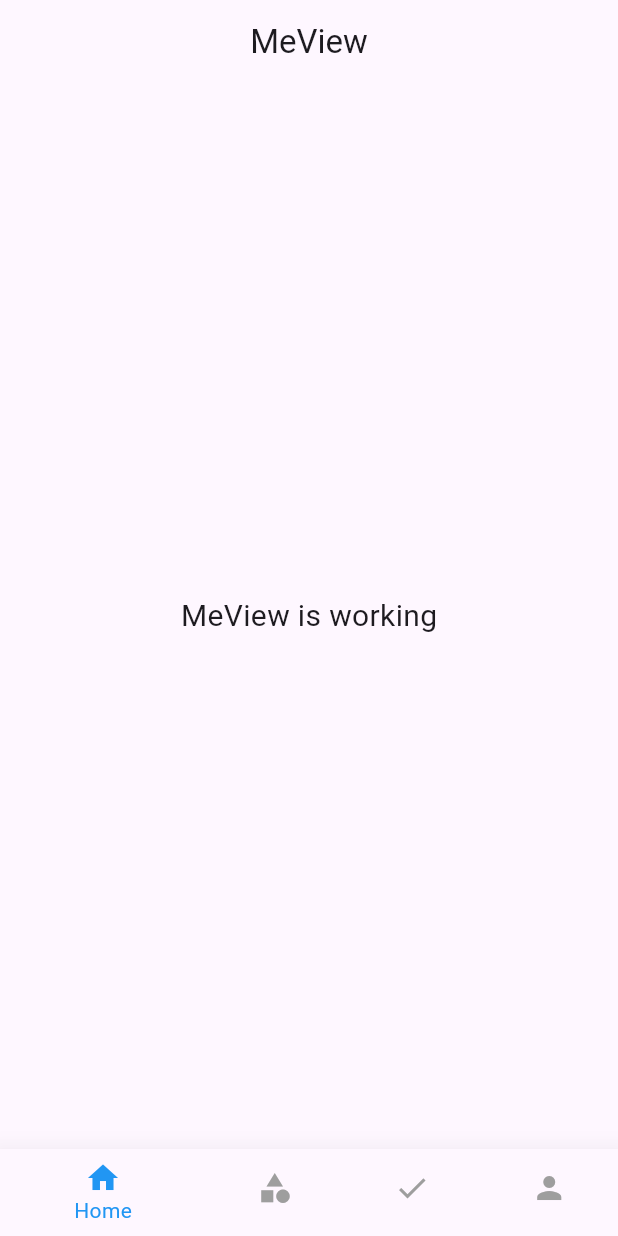
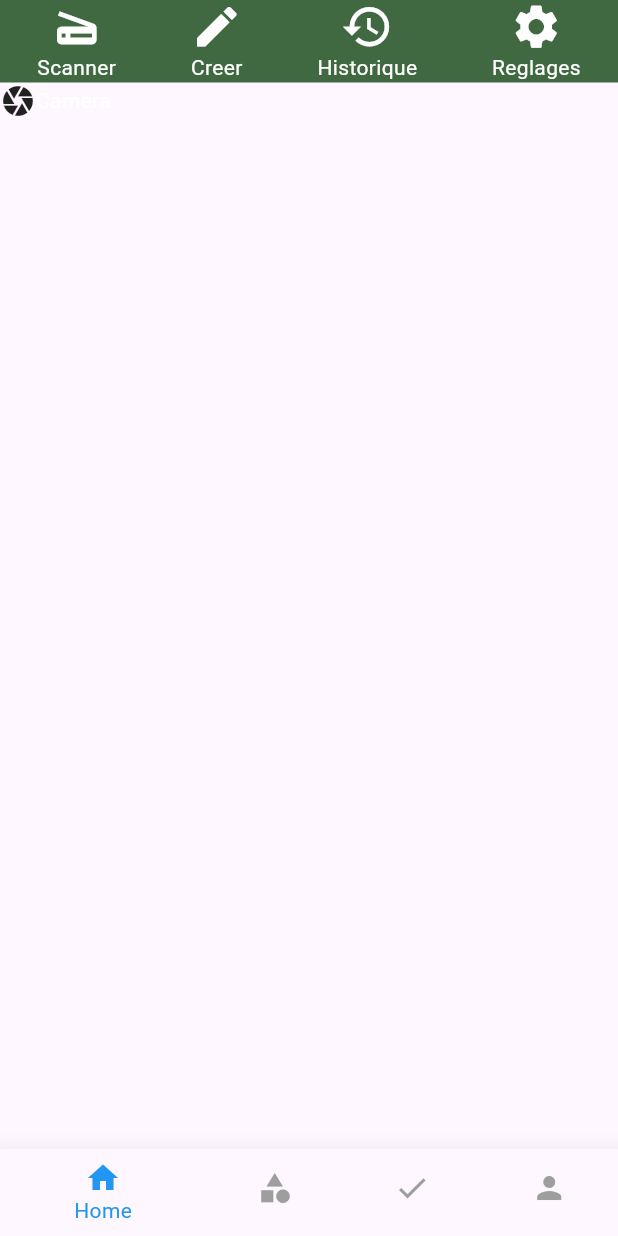
Before and after one commit to Senbonsakurakageyoshi1/mental_health_app, a Flutter app: the screen it shows after launch, item 4 of the bottom bar chosen, on a phone screen of 412 x 824 dp. Run offline on Flutter 3.47's test engine with Material 2 defaults, Android fonts, the phone set to English and light mode, and no system bars; our stand-ins replace get.

Commit message:
Final Mental Health

```diff
--- /dev/null
+++ b/lib/app/modules/Scanner/views/scanner_view.dart
@@ -0,0 +1,27 @@
+import 'package:flutter/material.dart';
+
+import 'package:get/get.dart';
+
+import '../controllers/scanner_controller.dart';
+
+class ScannerView extends GetView<ScannerController> {
+  const ScannerView({Key? key}) : super(key: key);
+  @override
+  Widget build(BuildContext context) {
+    return Container(
+      child: Column(
+        children: [
+          Row(
+            children: [
+              Icon(Icons.camera),
+              Text(
+                'Camera',
+                style: TextStyle(color: Colors.white),
+              )
+            ],
+          )
+        ],
+      ),
+    );
+  }
+}
--- a/lib/app/modules/me/views/me_view.dart
+++ b/lib/app/modules/me/views/me_view.dart
@@ -1,6 +1,7 @@
 import 'package:flutter/material.dart';
 
 import 'package:get/get.dart';
+import 'package:mental_health/app/modules/Scanner/views/scanner_view.dart';
 
 import '../controllers/me_controller.dart';
 
@@ -8,17 +9,79 @@ class MeView extends GetView<MeController> {
   const MeView({Key? key}) : super(key: key);
   @override
   Widget build(BuildContext context) {
-    return Scaffold(
-      appBar: AppBar(
-        title: const Text('MeView'),
-        centerTitle: true,
-      ),
-      body: const Center(
-        child: Text(
-          'MeView is working',
-          style: TextStyle(fontSize: 20),
+    return SafeArea(
+      child: Scaffold(
+          body: Container(
+        child: Column(
+          children: [
+            Container(
+              decoration:
+                  BoxDecoration(color: Color.fromARGB(255, 64, 104, 65)),
+              child: Row(
+                mainAxisAlignment: MainAxisAlignment.spaceAround,
+                children: [
+                  Column(
+                    children: [
+                      Icon(
+                        Icons.scanner,
+                        color: Colors.white,
+                        size: 35,
+                      ),
+                      Text(
+                        'Scanner',
+                        style: TextStyle(color: Colors.white),
+                      )
+                    ],
+                  ),
+                  Column(
+                    children: [
+                      Icon(
+                        Icons.edit,
+                        color: Colors.white,
+                        size: 35,
+                      ),
+                      Text(
+                        'Creer',
+                        style: TextStyle(color: Colors.white),
+                      )
+                    ],
+                  ),
+                  Column(
+                    children: [
+                      Icon(
+                        Icons.history,
+                        color: Colors.white,
+                        size: 35,
+                      ),
+                      Text(
+                        'Historique',
+                        style: TextStyle(color: Colors.white),
+                      )
+                    ],
+                  ),
+                  Column(
+                    children: [
+                      Icon(
+                        Icons.settings,
+                        color: Colors.white,
+                        size: 35,
+                      ),
+                      Text(
+                        'Reglages',
+                        style: TextStyle(color: Colors.white),
+                      )
+                    ],
+                  )
+                ],
+              ),
+            ),
+            IndexedStack(
+              index: 0,
+              children: [ScannerView()],
+            )
+          ],
         ),
-      ),
+      )),
     );
   }
 }
--- a/lib/app/routes/app_pages.dart
+++ b/lib/app/routes/app_pages.dart
@@ -1,5 +1,7 @@
 import 'package:get/get.dart';
 
+import '../modules/Scanner/bindings/scanner_binding.dart';
+import '../modules/Scanner/views/scanner_view.dart';
 import '../modules/category/bindings/category_binding.dart';
 import '../modules/category/views/category_view.dart';
 import '../modules/chat/bindings/chat_binding.dart';
@@ -30,5 +32,10 @@ class AppPages {
       page: () => const MeView(),
       binding: MeBinding(),
     ),
+    GetPage(
+      name: _Paths.SCANNER,
+      page: () => const ScannerView(),
+      binding: ScannerBinding(),
+    ),
   ];
 }
--- a/lib/app/routes/app_routes.dart
+++ b/lib/app/routes/app_routes.dart
@@ -6,6 +6,7 @@ abstract class Routes {
   static const CATEGORY = _Paths.CATEGORY;
   static const CHAT = _Paths.CHAT;
   static const ME = _Paths.ME;
+  static const SCANNER = _Paths.SCANNER;
 }
 
 abstract class _Paths {
@@ -13,4 +14,5 @@ abstract class _Paths {
   static const CATEGORY = '/category';
   static const CHAT = '/chat';
   static const ME = '/me';
+  static const SCANNER = '/scanner';
 }
```
Also changed, not shown: lib/app/modules/Scanner/bindings/scanner_binding.dart (added, +12 -0 lines), lib/app/modules/Scanner/controllers/scanner_controller.dart (added, +23 -0 lines), lib/app/modules/chat/views/chat_view.dart (+0 -18 lines).
